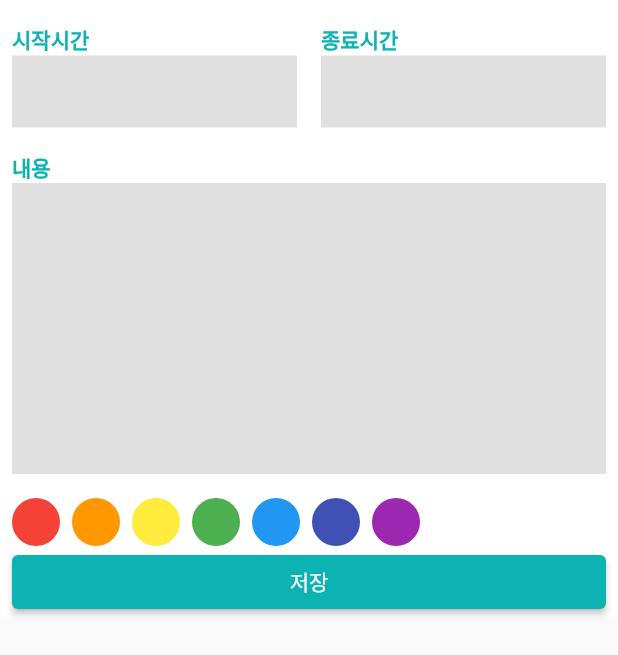
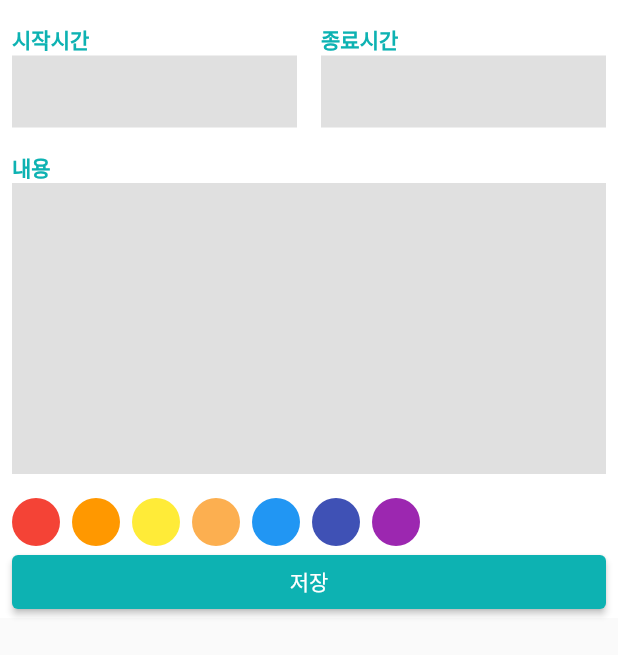
Before and after one commit to sjsjsj1246/flutter_calendar, a Flutter app: the ScheduleBottomSheet widget shown alone on an empty page, opened directly, on a phone screen of 412 x 824 dp. Shown: the top 655 px of the screen. Run offline on Flutter 3.47's test engine with Material 2 defaults, Android fonts, the phone set to English and light mode, and no system bars; our stand-ins replace drift, get_it, table_calendar; accounts and stored records are empty; generated files the repository leaves out were written again.

```diff
--- a/lib/components/schedule_bottom_sheet.dart
+++ b/lib/components/schedule_bottom_sheet.dart
@@ -1,6 +1,9 @@
 import 'package:flutter/material.dart';
 import 'package:flutter_calendar/components/custom_text_field.dart';
 import 'package:flutter_calendar/const/colors.dart';
+import 'package:flutter_calendar/database/drift_database.dart';
+import 'package:flutter_calendar/model/category_color.dart';
+import 'package:get_it/get_it.dart';
 
 class ScheduleBottomSheet extends StatefulWidget {
   const ScheduleBottomSheet({Key? key}) : super(key: key);
@@ -52,7 +55,18 @@ class _ScheduleBottomSheetState extends State<ScheduleBottomSheet> {
                       },
                     ),
                     SizedBox(height: 16.0),
-                    _ColorPicker(),
+                    FutureBuilder<List<CategoryColor>>(
+                        future: GetIt.I<LocalDatabase>().getCategoryColors(),
+                        builder: (context, snapshot) {
+                          return _ColorPicker(
+                              colors: snapshot.hasData
+                                  ? snapshot.data!
+                                      .map((e) => Color(int.parse(
+                                          'FF${e.hexCode}',
+                                          radix: 16)))
+                                      .toList()
+                                  : []);
+                        }),
                     _SaveButton(
                       onPressed: onSavePressed,
                     )
@@ -121,22 +135,16 @@ class _Content extends StatelessWidget {
 }
 
 class _ColorPicker extends StatelessWidget {
-  const _ColorPicker({Key? key}) : super(key: key);
+  final List<Color> colors;
+
+  const _ColorPicker({required this.colors, Key? key}) : super(key: key);
 
   @override
   Widget build(BuildContext context) {
     return Wrap(
       spacing: 8.0,
       runSpacing: 10.0,
-      children: [
-        renderColor(Colors.red),
-        renderColor(Colors.orange),
-        renderColor(Colors.yellow),
-        renderColor(Colors.green),
-        renderColor(Colors.blue),
-        renderColor(Colors.indigo),
-        renderColor(Colors.purple),
-      ],
+      children: colors.map((color) => renderColor(color)).toList(),
     );
   }
 
--- a/lib/main.dart
+++ b/lib/main.dart
@@ -2,6 +2,7 @@ import 'package:drift/drift.dart';
 import 'package:flutter/material.dart';
 import 'package:flutter_calendar/database/drift_database.dart';
 import 'package:flutter_calendar/screens/home_screen.dart';
+import 'package:get_it/get_it.dart';
 import 'package:intl/date_symbol_data_local.dart';
 
 const DEFAULT_COLORS = [
@@ -27,6 +28,8 @@ void main() async {
 
   final database = LocalDatabase();
 
+  GetIt.I.registerSingleton<LocalDatabase>(database);
+
   final colors = await database.getCategoryColors();
   if (colors.isEmpty) {
     for (final hexCode in DEFAULT_COLORS) {
```
